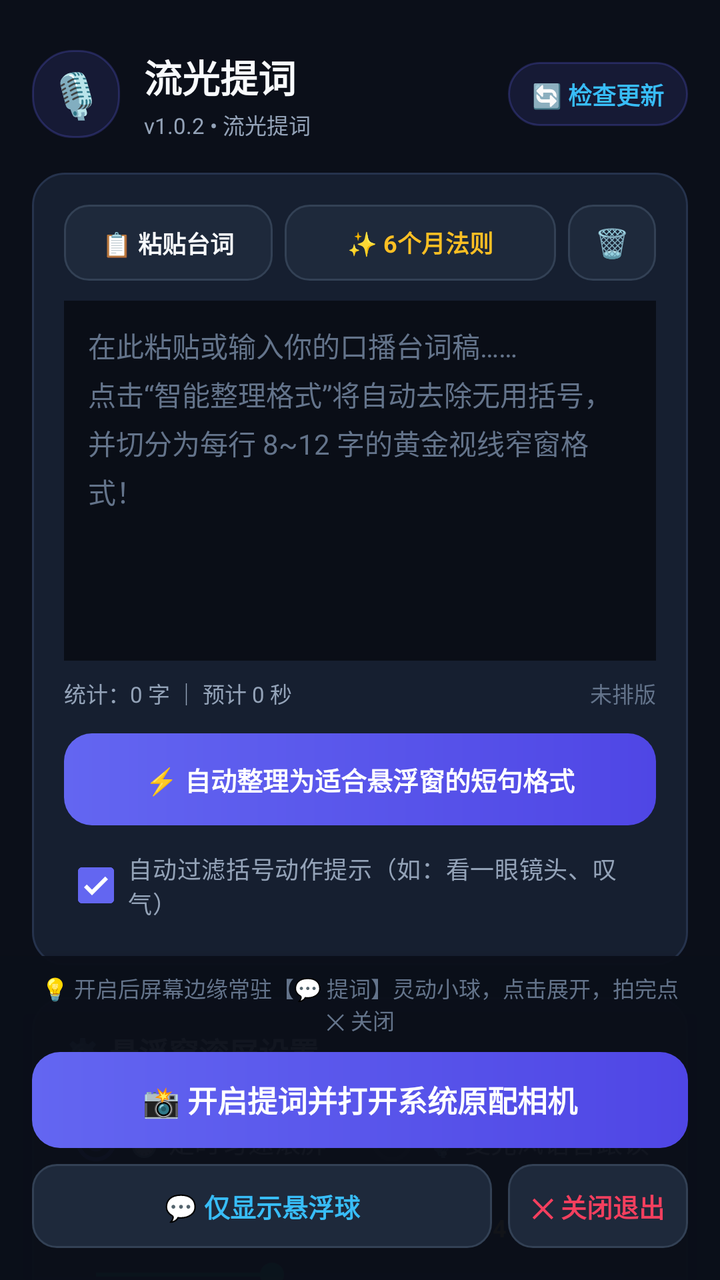
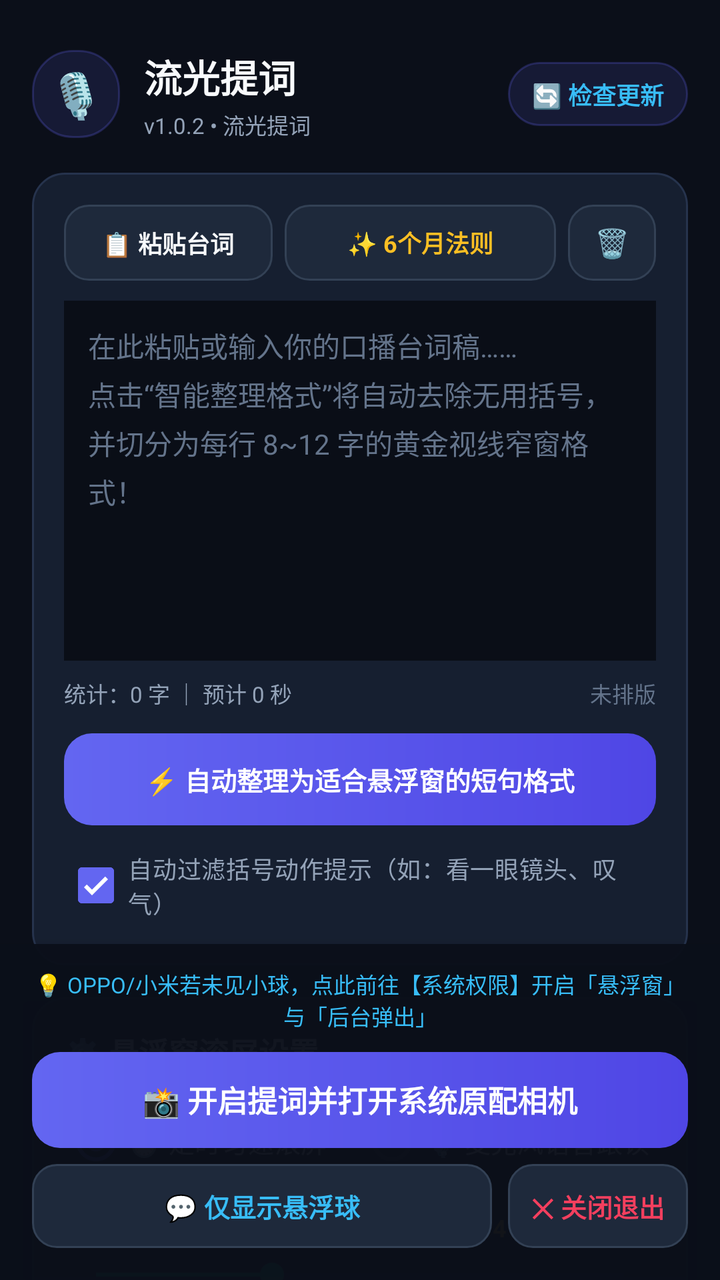

Before-and-after screenshots of an Android layout around one commit, followed by the original layout XML and the change that was made.
<!-- AndroidManifest.xml: application theme Theme.FloatPrompter -->
<!-- res/layout/activity_main.xml -->
<?xml version="1.0" encoding="utf-8"?>
<androidx.coordinatorlayout.widget.CoordinatorLayout xmlns:android="http://schemas.android.com/apk/res/android"
    xmlns:app="http://schemas.android.com/apk/res-auto"
    android:layout_width="match_parent"
    android:layout_height="match_parent"
    android:background="@color/bg_dark">

    <androidx.core.widget.NestedScrollView
        android:id="@+id/scrollViewMain"
        android:layout_width="match_parent"
        android:layout_height="match_parent"
        android:fillViewport="true">

        <LinearLayout
            android:layout_width="match_parent"
            android:layout_height="wrap_content"
            android:orientation="vertical"
            android:paddingHorizontal="16dp"
            android:paddingTop="16dp"
            android:paddingBottom="180dp">

            
            <LinearLayout
                android:layout_width="match_parent"
                android:layout_height="wrap_content"
                android:orientation="horizontal"
                android:gravity="center_vertical"
                android:layout_marginTop="8dp"
                android:layout_marginBottom="16dp">

                <TextView
                    android:layout_width="44dp"
                    android:layout_height="44dp"
                    android:gravity="center"
                    android:text="🎙️"
                    android:textSize="22sp"
                    android:background="@drawable/badge_pill" />

                <LinearLayout
                    android:layout_width="0dp"
                    android:layout_height="wrap_content"
                    android:layout_weight="1"
                    android:orientation="vertical"
                    android:layout_marginStart="12dp">

                    <TextView
                        android:layout_width="wrap_content"
                        android:layout_height="wrap_content"
                        android:text="@string/app_name"
                        android:textColor="@color/text_main"
                        android:textSize="19sp"
                        android:textStyle="bold" />

                    <TextView
                        android:id="@+id/tvVersionInfo"
                        android:layout_width="wrap_content"
                        android:layout_height="wrap_content"
                        android:text="v1.0.2 • 流光提词"
                        android:textColor="@color/text_sub"
                        android:textSize="11sp"
                        android:layout_marginTop="2dp" />
                </LinearLayout>

                <TextView
                    android:id="@+id/btnCheckUpdate"
                    android:layout_width="wrap_content"
                    android:layout_height="32dp"
                    android:gravity="center"
                    android:paddingHorizontal="12dp"
                    android:text="🔄 检查更新"
                    android:textColor="#38BDF8"
                    android:textSize="12sp"
                    android:textStyle="bold"
                    android:background="@drawable/badge_pill"
                    android:clickable="true"
                    android:focusable="true" />
            </LinearLayout>

            
            <LinearLayout
                android:layout_width="match_parent"
                android:layout_height="wrap_content"
                android:orientation="vertical"
                android:background="@drawable/card_rounded"
                android:padding="16dp"
                android:layout_marginBottom="16dp">

                
                <LinearLayout
                    android:layout_width="match_parent"
                    android:layout_height="wrap_content"
                    android:orientation="horizontal"
                    android:gravity="center_vertical"
                    android:layout_marginBottom="10dp">

                    <TextView
                        android:id="@+id/btnPaste"
                        android:layout_width="0dp"
                        android:layout_height="38dp"
                        android:layout_weight="1"
                        android:gravity="center"
                        android:text="📋 粘贴台词"
                        android:textColor="@color/text_main"
                        android:textSize="12sp"
                        android:textStyle="bold"
                        android:background="@drawable/btn_secondary"
                        android:layout_marginEnd="6dp"
                        android:clickable="true"
                        android:focusable="true" />

                    <TextView
                        android:id="@+id/btnLoadSample"
                        android:layout_width="0dp"
                        android:layout_height="38dp"
                        android:layout_weight="1.3"
                        android:gravity="center"
                        android:text="✨ 6个月法则"
                        android:textColor="@color/accent_amber"
                        android:textSize="12sp"
                        android:textStyle="bold"
                        android:background="@drawable/btn_secondary"
                        android:layout_marginEnd="6dp"
                        android:clickable="true"
                        android:focusable="true" />

                    <TextView
                        android:id="@+id/btnClear"
                        android:layout_width="44dp"
                        android:layout_height="38dp"
                        android:gravity="center"
                        android:text="🗑️"
                        android:textSize="14sp"
                        android:background="@drawable/btn_secondary"
                        android:clickable="true"
                        android:focusable="true" />
                </LinearLayout>

                
                <EditText
                    android:id="@+id/etScriptInput"
                    android:layout_width="match_parent"
                    android:layout_height="180dp"
                    android:background="#0A0E17"
                    android:gravity="top|start"
                    android:hint="@string/hint_input_script"
                    android:textColor="@color/text_main"
                    android:textColorHint="@color/text_muted"
                    android:textSize="14sp"
                    android:lineSpacingExtra="4dp"
                    android:padding="12dp"
                    android:nestedScrollingEnabled="false" />

                
                <LinearLayout
                    android:layout_width="match_parent"
                    android:layout_height="wrap_content"
                    android:orientation="horizontal"
                    android:layout_marginTop="8dp">

                    <TextView
                        android:id="@+id/tvWordCountStat"
                        android:layout_width="0dp"
                        android:layout_height="wrap_content"
                        android:layout_weight="1"
                        android:text="统计：0 字 ｜ 预计 0 秒"
                        android:textColor="@color/text_sub"
                        android:textSize="11sp" />

                    <TextView
                        android:id="@+id/tvFormatStatus"
                        android:layout_width="wrap_content"
                        android:layout_height="wrap_content"
                        android:text="未排版"
                        android:textColor="@color/text_muted"
                        android:textSize="11sp" />
                </LinearLayout>

                
                <TextView
                    android:id="@+id/btnAutoFormat"
                    android:layout_width="match_parent"
                    android:layout_height="46dp"
                    android:gravity="center"
                    android:text="⚡ 自动整理为适合悬浮窗的短句格式"
                    android:textColor="#FFFFFF"
                    android:textStyle="bold"
                    android:textSize="13sp"
                    android:background="@drawable/btn_primary"
                    android:layout_marginTop="12dp"
                    android:clickable="true"
                    android:focusable="true" />

                
                <CheckBox
                    android:id="@+id/cbFilterStage"
                    android:layout_width="wrap_content"
                    android:layout_height="wrap_content"
                    android:text="自动过滤括号动作提示（如：看一眼镜头、叹气）"
                    android:textColor="@color/text_sub"
                    android:textSize="12sp"
                    android:checked="true"
                    android:layout_marginTop="6dp" />

            </LinearLayout>

            
            <LinearLayout
                android:layout_width="match_parent"
                android:layout_height="wrap_content"
                android:orientation="vertical"
                android:background="@drawable/card_rounded"
                android:padding="16dp"
                android:layout_marginBottom="16dp">

                <TextView
                    android:layout_width="wrap_content"
                    android:layout_height="wrap_content"
                    android:text="⚙️ 悬浮窗滚屏设置"
                    android:textColor="@color/text_main"
                    android:textSize="15sp"
                    android:textStyle="bold"
                    android:layout_marginBottom="10dp" />

                
                <RadioGroup
                    android:id="@+id/rgScrollMode"
                    android:layout_width="match_parent"
                    android:layout_height="wrap_content"
                    android:orientation="horizontal">

                    <RadioButton
                        android:id="@+id/rbModeSpeed"
                        android:layout_width="0dp"
                        android:layout_height="wrap_content"
                        android:layout_weight="1"
                        android:text="@string/mode_speed"
                        android:textColor="@color/text_main"
                        android:textSize="13sp"
                        android:checked="true" />

                    <RadioButton
                        android:id="@+id/rbModeVoice"
                        android:layout_width="0dp"
                        android:layout_height="wrap_content"
                        android:layout_weight="1"
                        android:text="@string/mode_voice"
                        android:textColor="@color/text_main"
                        android:textSize="13sp" />
                </RadioGroup>

                
                <LinearLayout
                    android:id="@+id/layoutSpeedSettings"
                    android:layout_width="match_parent"
                    android:layout_height="wrap_content"
                    android:orientation="vertical"
                    android:layout_marginTop="10dp">

                    <LinearLayout
                        android:layout_width="match_parent"
                        android:layout_height="wrap_content"
                        android:orientation="horizontal">
                        <TextView
                            android:layout_width="0dp"
                            android:layout_height="wrap_content"
                            android:layout_weight="1"
                            android:text="默认滚屏语速档位"
                            android:textColor="@color/text_sub"
                            android:textSize="12sp" />
                        <TextView
                            android:id="@+id/tvSpeedDisplay"
                            android:layout_width="wrap_content"
                            android:layout_height="wrap_content"
                            android:text="4 档 (正常语速)"
                            android:textColor="@color/accent_amber"
                            android:textSize="12sp"
                            android:textStyle="bold" />
                    </LinearLayout>

                    <SeekBar
                        android:id="@+id/seekBarSpeed"
                        android:layout_width="match_parent"
                        android:layout_height="wrap_content"
                        android:min="1"
                        android:max="10"
                        android:progress="4"
                        android:layout_marginTop="6dp" />
                </LinearLayout>

                
                <LinearLayout
                    android:layout_width="match_parent"
                    android:layout_height="wrap_content"
                    android:orientation="vertical"
                    android:layout_marginTop="10dp">

                    <LinearLayout
                        android:layout_width="match_parent"
                        android:layout_height="wrap_content"
                        android:orientation="horizontal">
                        <TextView
                            android:layout_width="0dp"
                            android:layout_height="wrap_content"
                            android:layout_weight="1"
                            android:text="默认窗口透明度"
                            android:textColor="@color/text_sub"
                            android:textSize="12sp" />
                        <TextView
                            android:id="@+id/tvOpacityDisplay"
                            android:layout_width="wrap_content"
                            android:layout_height="wrap_content"
                            android:text="80%"
                            android:textColor="@color/primary_indigo_light"
                            android:textSize="12sp"
                            android:textStyle="bold" />
                    </LinearLayout>

                    <SeekBar
                        android:id="@+id/seekBarOpacity"
                        android:layout_width="match_parent"
                        android:layout_height="wrap_content"
                        android:min="20"
                        android:max="100"
                        android:progress="80"
                        android:layout_marginTop="6dp" />
                </LinearLayout>

            </LinearLayout>

        </LinearLayout>
    </androidx.core.widget.NestedScrollView>

    
    <LinearLayout
        android:layout_width="match_parent"
        android:layout_height="wrap_content"
        android:layout_gravity="bottom"
        android:background="#F50B0F19"
        android:paddingHorizontal="16dp"
        android:paddingTop="8dp"
        android:paddingBottom="16dp"
        android:elevation="12dp"
        android:orientation="vertical">

        <TextView
            android:layout_width="match_parent"
            android:layout_height="wrap_content"
            android:text="💡 开启后屏幕边缘常驻【💬 提词】灵动小球，点击展开，拍完点 ✕ 关闭"
            android:textColor="@color/text_muted"
            android:textSize="11sp"
            android:gravity="center"
            android:layout_marginBottom="8dp" />

        
        <TextView
            android:id="@+id/btnLaunchCamera"
            android:layout_width="match_parent"
            android:layout_height="48dp"
            android:gravity="center"
            android:text="📸 开启提词并打开系统原配相机"
            android:textColor="#FFFFFF"
            android:textSize="15sp"
            android:textStyle="bold"
            android:background="@drawable/btn_primary"
            android:clickable="true"
            android:focusable="true" />

        
        <LinearLayout
            android:layout_width="match_parent"
            android:layout_height="wrap_content"
            android:orientation="horizontal"
            android:layout_marginTop="8dp">

            <TextView
                android:id="@+id/btnStartFloat"
                android:layout_width="0dp"
                android:layout_height="42dp"
                android:layout_weight="1"
                android:gravity="center"
                android:text="💬 仅显示悬浮球"
                android:textColor="#38BDF8"
                android:textSize="13sp"
                android:textStyle="bold"
                android:background="@drawable/btn_secondary"
                android:layout_marginEnd="8dp"
                android:clickable="true"
                android:focusable="true" />

            <TextView
                android:id="@+id/btnStopFloat"
                android:layout_width="90dp"
                android:layout_height="42dp"
                android:gravity="center"
                android:text="✕ 关闭退出"
                android:textColor="@color/alert_rose"
                android:textSize="13sp"
                android:textStyle="bold"
                android:background="@drawable/btn_secondary"
                android:clickable="true"
                android:focusable="true" />
        </LinearLayout>
    </LinearLayout>

</androidx.coordinatorlayout.widget.CoordinatorLayout>
<!-- resources referenced by this layout -->
<resources>
  <color name="accent_amber">#FBBF24</color>
  <color name="alert_rose">#F43F5E</color>
  <color name="bg_dark">#0B0F19</color>
  <color name="primary_indigo_light">#818CF8</color>
  <color name="text_main">#F8FAFC</color>
  <color name="text_muted">#64748B</color>
  <color name="text_sub">#94A3B8</color>
  <!-- drawable badge_pill (drawable) -->
  <?xml version="1.0" encoding="utf-8"?>
  <shape xmlns:android="http://schemas.android.com/apk/res/android">
      <solid android:color="#206366F1" />
      <corners android:radius="20dp" />
      <stroke android:width="1dp" android:color="#406366F1" />
  </shape>
  <!-- drawable btn_primary (drawable) -->
  <?xml version="1.0" encoding="utf-8"?>
  <ripple xmlns:android="http://schemas.android.com/apk/res/android"
      android:color="#40FFFFFF">
      <item>
          <shape>
              <gradient
                  android:angle="0"
                  android:startColor="#6366F1"
                  android:endColor="#4F46E5" />
              <corners android:radius="14dp" />
          </shape>
      </item>
  </ripple>
  <!-- drawable btn_secondary (drawable) -->
  <?xml version="1.0" encoding="utf-8"?>
  <ripple xmlns:android="http://schemas.android.com/apk/res/android"
      android:color="#20FFFFFF">
      <item>
          <shape>
              <solid android:color="#1E293B" />
              <corners android:radius="12dp" />
              <stroke android:width="1dp" android:color="#334155" />
          </shape>
      </item>
  </ripple>
  <!-- drawable card_rounded (drawable) -->
  <?xml version="1.0" encoding="utf-8"?>
  <shape xmlns:android="http://schemas.android.com/apk/res/android">
      <solid android:color="@color/bg_card" />
      <corners android:radius="16dp" />
      <stroke android:width="1dp" android:color="@color/bg_card_stroke" />
  </shape>
  <string name="app_name">流光提词</string>
  <string name="hint_input_script">在此粘贴或输入你的口播台词稿……\n点击“智能整理格式”将自动去除无用括号，并切分为每行 8~12 字的黄金视线窄窗格式！</string>
  <string name="mode_speed">⏱️ 定时匀速滚屏</string>
  <string name="mode_voice">🎙️ 麦克风语音跟读</string>
  <style name="Theme.FloatPrompter" parent="Theme.Material3.DayNight.NoActionBar">
          <item name="android:statusBarColor">@color/bg_dark</item>
          <item name="android:windowLightStatusBar">false</item>
          <item name="android:navigationBarColor">@color/bg_dark</item>
          <item name="colorPrimary">@color/primary_indigo</item>
          <item name="colorSecondary">@color/accent_emerald</item>
      </style>
  <color name="bg_card">#161F30</color>
  <color name="bg_card_stroke">#26334D</color>
  <color name="primary_indigo">#6366F1</color>
  <color name="accent_emerald">#10B981</color>
</resources>

<!-- the commit's change to res/layout/activity_main.xml (unified diff, before → after) -->
@@ -343,13 +343,17 @@
         android:orientation="vertical">
 
         <TextView
+            android:id="@+id/btnPermissionGuide"
             android:layout_width="match_parent"
             android:layout_height="wrap_content"
-            android:text="💡 开启后屏幕边缘常驻【💬 提词】灵动小球，点击展开，拍完点 ✕ 关闭"
-            android:textColor="@color/text_muted"
+            android:text="💡 OPPO/小米若未见小球，点此前往【系统权限】开启「悬浮窗」与「后台弹出」"
+            android:textColor="#38BDF8"
             android:textSize="11sp"
             android:gravity="center"
-            android:layout_marginBottom="8dp" />
+            android:paddingVertical="4dp"
+            android:layout_marginBottom="6dp"
+            android:clickable="true"
+            android:focusable="true" />
 
         
         <TextView
